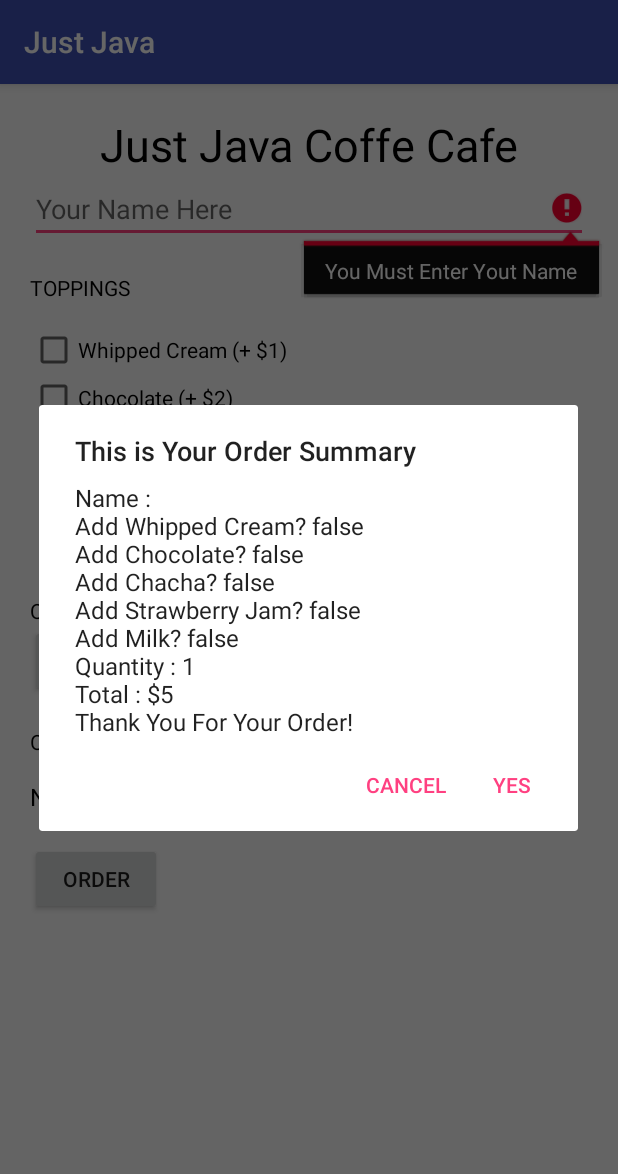
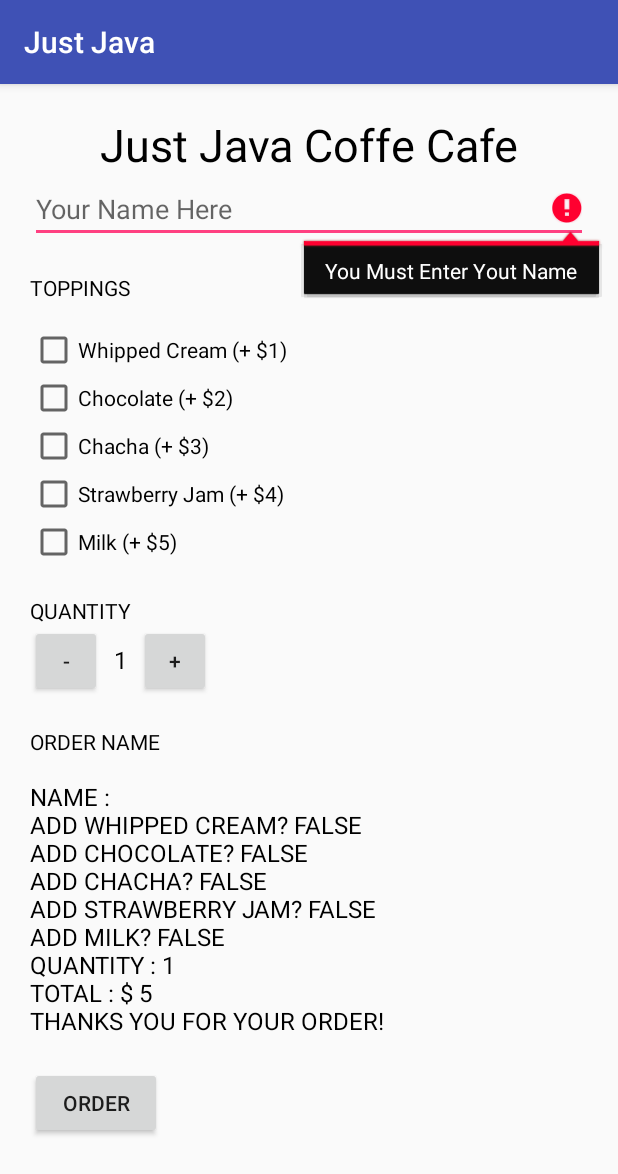
Before and after one commit to Dzakdzaks/JustJava, an Android app: the screen it shows after launch (MainActivity), after a tap on "ORDER", on a phone screen of 412 x 824 dp. Shown: the top 1174 px of the screen. Run offline under Robolectric (Android 15) with nearby library versions, the phone set to English and light mode, and no system bars.

Commit message:
ini yang baru dengan command kedaa

```diff
--- a/app/src/main/java/com/adventuredeveloper/justjava/MainActivity.java
+++ b/app/src/main/java/com/adventuredeveloper/justjava/MainActivity.java
@@ -1,8 +1,6 @@
 package com.adventuredeveloper.justjava;
 
-import android.content.DialogInterface;
 import android.os.Bundle;
-import android.support.v7.app.AlertDialog;
 import android.support.v7.app.AppCompatActivity;
 import android.view.View;
 import android.widget.CheckBox;
@@ -18,7 +16,6 @@ public class MainActivity extends AppCompatActivity {
     protected void onCreate(Bundle savedInstanceState) {
         super.onCreate(savedInstanceState);
         setContentView(R.layout.activity_main);
-
     }
 
     //Method untuk menambahkan quantity
@@ -133,30 +130,30 @@ public class MainActivity extends AppCompatActivity {
     //Method untuk menampilkan hasil semuanya...
     public String createOrderSummary(String name, int price, boolean addWhippedCream, boolean addChocolate, boolean addChacha, boolean addStrawberryJam, boolean addMilk) {
         String priceMessage = "Name : " + name;
-//        priceMessage += "\nAdd Whipped Cream? " + addWhippedCream;
-//        priceMessage += "\nAdd Chocolate? " + addChocolate;
-//        priceMessage += "\nAdd Chacha? " + addChacha;
-//        priceMessage += "\nAdd Strawberry Jam? " + addStrawberryJam;
-//        priceMessage += "\nAdd Milk? " + addMilk;
-//        priceMessage += "\nQuantity : " + quantity;
-//        priceMessage += "\nTotal : $" + price;
-//        priceMessage += "\nThank You!";
+        priceMessage += "\nAdd Whipped Cream? " + addWhippedCream;
+        priceMessage += "\nAdd Chocolate? " + addChocolate;
+        priceMessage += "\nAdd Chacha? " + addChacha;
+        priceMessage += "\nAdd Strawberry Jam? " + addStrawberryJam;
+        priceMessage += "\nAdd Milk? " + addMilk;
+        priceMessage += "\nQuantity : " + quantity;
+        priceMessage += "\nTotal : $ " + price;
+        priceMessage += "\nThanks You For Your Order!";
 
-        AlertDialog.Builder alert = new AlertDialog.Builder(this);
-        alert.setTitle("This is Your Order Summary");
-        alert.setMessage("Name : " + name + "\nAdd Whipped Cream? " + addWhippedCream + "\nAdd Chocolate? " + addChocolate + "\nAdd Chacha? " + addChacha + "\nAdd Strawberry Jam? " + addStrawberryJam + "\nAdd Milk? " + addMilk + "\nQuantity : " + quantity + "\nTotal : $" + price + "\nThank You For Your Order!");
-        alert.setPositiveButton("Yes", new DialogInterface.OnClickListener() {
-            @Override
-            public void onClick(DialogInterface dialog, int which) {
-                Toast.makeText(MainActivity.this, "Your Order is been Deliveried", Toast.LENGTH_SHORT).show();
-            }
-        });
-        alert.setNegativeButton("Cancel", new DialogInterface.OnClickListener() {
-            @Override
-            public void onClick(DialogInterface dialog, int which) {
-
-            }
-        }).show();
+//        AlertDialog.Builder alert = new AlertDialog.Builder(this);
+//        alert.setTitle("This is Your Order Summary");
+//        alert.setMessage("Name : " + name + "\nAdd Whipped Cream? " + addWhippedCream + "\nAdd Chocolate? " + addChocolate + "\nAdd Chacha? " + addChacha + "\nAdd Strawberry Jam? " + addStrawberryJam + "\nAdd Milk? " + addMilk + "\nQuantity : " + quantity + "\nTotal : $" + price + "\nThank You For Your Order!");
+//        alert.setPositiveButton("Yes", new DialogInterface.OnClickListener() {
+//            @Override
+//            public void onClick(DialogInterface dialog, int which) {
+//                Toast.makeText(MainActivity.this, "Your Order is been Deliveried", Toast.LENGTH_SHORT).show();
+//            }
+//        });
+//        alert.setNegativeButton("Cancel", new DialogInterface.OnClickListener() {
+//            @Override
+//            public void onClick(DialogInterface dialog, int which) {
+//
+//            }
+//        }).show();
         //Toast.makeText(this, "You has been order " + quantity + " Cup of coffee and you must paid $"+ price + ". Thank you for your order!!! See you in next order!!!", Toast.LENGTH_LONG).show();
 
         return priceMessage;
```
Also changed, not shown: app/src/main/res/layout/activity_main.xml (+0 -7 lines).
